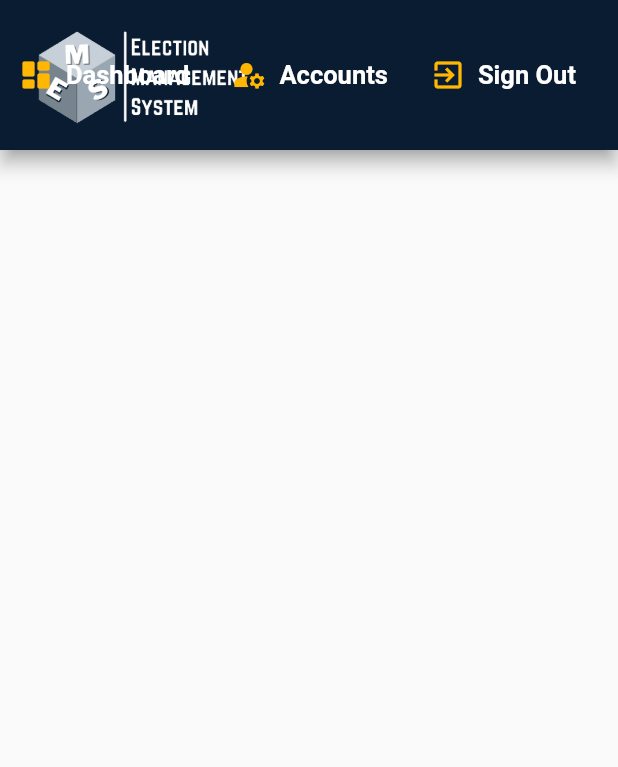
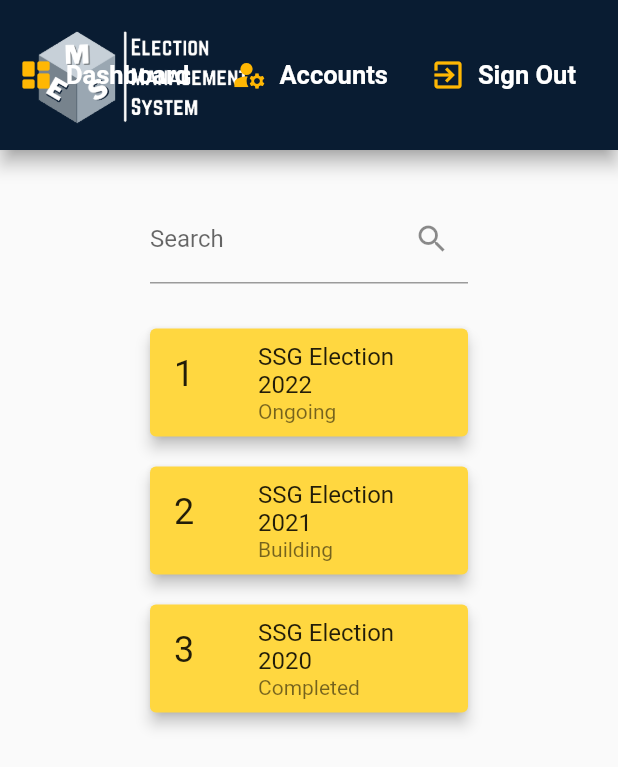
Before and after one commit to razylvidal/election_management_system_ems, a Flutter app: the screen it shows after launch, on a phone screen of 412 x 824 dp. Shown: the top 767 px of the screen. Run offline on Flutter 3.47's test engine with Material 2 defaults, Android fonts, the phone set to English and light mode, and no system bars; our stand-ins replace font_awesome_flutter.

Commit message:
try lang

```diff
--- /dev/null
+++ b/lib/Routers/routers.dart
@@ -0,0 +1,9 @@
+const DashboardPageRoute = 'Dashboard';
+const AccountPageRoute = 'Accounts';
+const SignoutPageRoute = 'Sign Out';
+
+List AppBarItems = [
+  DashboardPageRoute,
+  AccountPageRoute,
+  SignoutPageRoute
+];
--- /dev/null
+++ b/lib/Screens/SCE/Widgets/dashboard_page.dart
@@ -0,0 +1,125 @@
+
+
+import 'package:election_management_system_ems/Constant/style.dart';
+import 'package:flutter/material.dart';
+
+
+
+class DashboardPage extends StatefulWidget {
+  const DashboardPage({Key? key}) : super(key: key);
+
+  @override
+  _DashboardPageState createState() => _DashboardPageState();
+}
+
+class _DashboardPageState extends State<DashboardPage> {
+  // This holds a list of fiction users
+  // You can use data fetched from a database or a server as well
+  final List<Map<String, dynamic>> _allUsers = [
+    {"id": 1, "name": "SSG Election 2022", "status": "Ongoing", "start": "01/02/2022, 3:00PM", "end": "01/07/2022, 3:00PM"},
+    {"id": 2, "name": "SSG Election 2021", "status": "Building", "start": "01/02/2022, 3:00PM", "end": "01/07/2022, 3:00PM"},
+    {"id": 3, "name": "SSG Election 2020", "status": "Completed", "start": "01/02/2022, 3:00PM", "end": "01/07/2022, 3:00PM"},
+
+  ];
+
+  // This list holds the data for the list view
+  List<Map<String, dynamic>> _foundUsers = [];
+  @override
+  initState() {
+    // at the beginning, all users are shown
+    _foundUsers = _allUsers;
+    super.initState();
+  }
+
+  // This function is called whenever the text field changes
+  void _runFilter(String enteredKeyword) {
+    List<Map<String, dynamic>> results = [];
+    if (enteredKeyword.isEmpty) {
+      // if the search field is empty or only contains white-space, we'll display all users
+      results = _allUsers;
+    } else {
+      results = _allUsers
+          .where((user) =>
+              user["name"].toLowerCase().contains(enteredKeyword.toLowerCase()))
+          .toList();
+      // we use the toLowerCase() method to make it case-insensitive
+    }
+
+    // Refresh the UI
+    setState(() {
+      _foundUsers = results;
+    });
+  }
+
+  @override
+  Widget build(BuildContext context) {
+    return  Padding(
+        padding: const EdgeInsets.only(top:10.0, left: 100.0, right: 100.0),
+        child: Column(
+          children: [
+            const SizedBox(
+              height: 20,
+            ),
+            TextField(
+              onChanged: (value) => _runFilter(value),
+              decoration: const InputDecoration(
+                  labelText: 'Search', suffixIcon: Icon(Icons.search)),
+
+            ),
+            /*Expanded(
+              child: Padding(
+                padding: EdgeInsets.only(left: 20.0),
+                // ignore_for_file: deprecated_member_use
+                child: FlatButton(
+                  color: mustard,
+                  onPressed: () {
+
+                  },
+                  child: Text(
+                    'Create Election',
+                    style: TextStyle(
+                      fontWeight: FontWeight.bold,
+                      fontSize: 15.0
+
+                    ),
+                  ),
+                ),
+
+
+              ),
+
+              ),*/
+
+            const SizedBox(
+              height: 20,
+            ),
+            Expanded(
+              child: _foundUsers.isNotEmpty
+                  ? ListView.builder(
+                      itemCount: _foundUsers.length,
+                      itemBuilder: (context, index) => Card(
+                        key: ValueKey(_foundUsers[index]["id"]),
+                        color: Colors.amberAccent,
+                        elevation: 4,
+                        margin: const EdgeInsets.symmetric(vertical: 10),
+                        child: ListTile(
+                          leading: Text(
+                            _foundUsers[index]["id"].toString(),
+                            style: const TextStyle(fontSize: 24),
+                          ),
+                          title: Text(_foundUsers[index]['name']),
+                          subtitle: Text(
+                              '${_foundUsers[index]["status"].toString()}'),
+                        ),
+                      ),
+                    )
+                  : const Text(
+                      'No results found',
+                      style: TextStyle(fontSize: 24),
+                    ),
+            ),
+          ],
+        )
+    );
+  }
+}
--- a/lib/Screens/SCE/hompage.dart
+++ b/lib/Screens/SCE/hompage.dart
@@ -1,6 +1,7 @@
 
 
 import 'package:election_management_system_ems/Constant/style.dart';
+import 'package:election_management_system_ems/Screens/SCE/Widgets/dashboard_page.dart';
 import 'package:election_management_system_ems/Screens/SCE/login.dart';
 import 'package:flutter/material.dart';
 
@@ -20,25 +21,11 @@ class HomePage extends StatelessWidget {
           elevation: 5,
       leading: Row(
         children: [
-         /* Padding(
-          padding: EdgeInsets.only(right: 10.0),
-          child: Container(
-            height: 55,
-          child: IconButton(
-          padding: EdgeInsets.only(left: 15),
-              icon: Icon(Icons.menu),
-
-              onPressed: (){
-
-              }
-          ),
-          ),
-          ),*/
           Padding(
             padding: EdgeInsets.only(left: 20.0, right: 50.0),
             child: InkWell(
               onTap: () {
-                Navigator.push(context, MaterialPageRoute(builder: (_) => HomePage()));
+               Navigator.push(context, MaterialPageRoute(builder: (_) => HomePage()));
               }, // Image tapped
               splashColor: Colors.white10, // Splash color over image
               child: Ink.image(
@@ -57,7 +44,11 @@ class HomePage extends StatelessWidget {
        actions: <Widget>[
          Icon(Icons.dashboard_rounded, color: mustard,),
           TextButton(
-            onPressed: () {},
+            onPressed: () {
+              body: Navigator.push(
+                    context, MaterialPageRoute(builder: (_) => DashboardPage()));
+
+            },
             child: const Text('Dashboard',
               style: TextStyle(
                 color: Colors.white,
@@ -98,7 +89,9 @@ class HomePage extends StatelessWidget {
           ),
           Padding(padding: EdgeInsets.only(right: 20.0)),
         ],
-    )
+    ),
+    body: DashboardPage(),
+
     );
   }
 }
```
